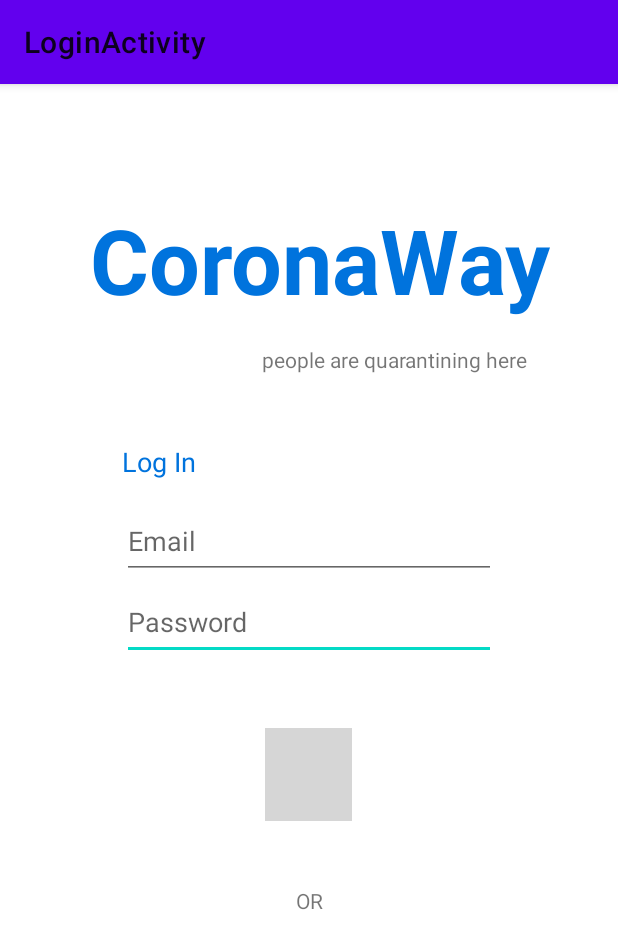
After one commit to Awkk/CoronaWay, an Android app: the LoginActivity screen opened directly, with no data from a screen before it, on a phone screen of 412 x 824 dp. The commit adds this screen. Shown: the top 949 px of the screen. Run offline under Robolectric (Android 15) with nearby library versions, the phone set to English and light mode, and no system bars; grey boxes are pictures that could not be loaded.

Commit message:
Login Activity.
data -> LoginDataSource, Repo, Result
data -> model -> LoggedInUser
ui\login -> LoginActivity, LoginFormState, LoginResult, LoginViewModel, LoginViewModelFactory
res -> layout -> activity_login.xml
values -> strings.xml updated, dimens.xml

Added implementations to gradle.build app for facebook and google for now.

```diff
--- a/app/build.gradle
+++ b/app/build.gradle
@@ -27,6 +27,10 @@ dependencies {
     implementation 'androidx.constraintlayout:constraintlayout:2.0.1'
     implementation 'com.google.android.material:material:1.2.1'
     implementation 'androidx.legacy:legacy-support-v4:1.0.0'
+    implementation 'androidx.annotation:annotation:1.1.0'
+    implementation 'androidx.lifecycle:lifecycle-extensions:2.1.0'
+    implementation 'com.facebook.android:facebook-android-sdk:[4,5)'
+    implementation 'com.google.android.gms:play-services:12.0.1'
     testImplementation 'junit:junit:4.12'
     androidTestImplementation 'androidx.test.ext:junit:1.1.2'
     androidTestImplementation 'androidx.test.espresso:espresso-core:3.3.0'
--- a/app/src/main/AndroidManifest.xml
+++ b/app/src/main/AndroidManifest.xml
@@ -9,6 +9,9 @@
         android:roundIcon="@mipmap/ic_launcher_round"
         android:supportsRtl="true"
         android:theme="@style/Theme.MaterialComponents.Light">
+        <activity
+            android:name=".ui.login.LoginActivity"
+            android:label="@string/title_activity_login"></activity>
         <activity android:name=".MainActivity">
             <intent-filter>
                 <action android:name="android.intent.action.MAIN" />
--- /dev/null
+++ b/app/src/main/java/com/awisme/coronaway/data/LoginRepository.java
@@ -0,0 +1,54 @@
+package com.awisme.coronaway.data;
+
+import com.awisme.coronaway.data.model.LoggedInUser;
+
+/**
+ * Class that requests authentication and user information from the remote data source and
+ * maintains an in-memory cache of login status and user credentials information.
+ */
+public class LoginRepository {
+
+    private static volatile LoginRepository instance;
+
+    private LoginDataSource dataSource;
+
+    // If user credentials will be cached in local storage, it is recommended it be encrypted
+    // @see https://developer.android.com/training/articles/keystore
+    private LoggedInUser user = null;
+
+    // private constructor : singleton access
+    private LoginRepository(LoginDataSource dataSource) {
+        this.dataSource = dataSource;
+    }
+
+    public static LoginRepository getInstance(LoginDataSource dataSource) {
+        if (instance == null) {
+            instance = new LoginRepository(dataSource);
+        }
+        return instance;
+    }
+
+    public boolean isLoggedIn() {
+        return user != null;
+    }
+
+    public void logout() {
+        user = null;
+        dataSource.logout();
+    }
+
+    private void setLoggedInUser(LoggedInUser user) {
+        this.user = user;
+        // If user credentials will be cached in local storage, it is recommended it be encrypted
+        // @see https://developer.android.com/training/articles/keystore
+    }
+
+    public Result<LoggedInUser> login(String username, String password) {
+        // handle login
+        Result<LoggedInUser> result = dataSource.login(username, password);
+        if (result instanceof Result.Success) {
+            setLoggedInUser(((Result.Success<LoggedInUser>) result).getData());
+        }
+        return result;
+    }
+}
--- /dev/null
+++ b/app/src/main/java/com/awisme/coronaway/ui/login/LoginActivity.java
@@ -0,0 +1,132 @@
+package com.awisme.coronaway.ui.login;
+
+import android.app.Activity;
+
+import androidx.lifecycle.Observer;
+import androidx.lifecycle.ViewModelProviders;
+
+import android.os.Bundle;
+
+import androidx.annotation.Nullable;
+import androidx.annotation.StringRes;
+import androidx.appcompat.app.AppCompatActivity;
+
+import android.text.Editable;
+import android.text.TextWatcher;
+import android.view.KeyEvent;
+import android.view.View;
+import android.view.inputmethod.EditorInfo;
+import android.widget.Button;
+import android.widget.EditText;
+import android.widget.ImageButton;
+import android.widget.ProgressBar;
+import android.widget.TextView;
+import android.widget.Toast;
+
+import com.awisme.coronaway.R;
+import com.awisme.coronaway.ui.login.LoginViewModel;
+import com.awisme.coronaway.ui.login.LoginViewModelFactory;
+
+public class LoginActivity extends AppCompatActivity {
+
+    private LoginViewModel loginViewModel;
+
+    @Override
+    public void onCreate(Bundle savedInstanceState) {
+        super.onCreate(savedInstanceState);
+        setContentView(R.layout.activity_login);
+        loginViewModel = ViewModelProviders.of(this, new LoginViewModelFactory())
+                .get(LoginViewModel.class);
+
+        final EditText usernameEditText = findViewById(R.id.username);
+        final EditText passwordEditText = findViewById(R.id.password);
+        final ImageButton loginButton = findViewById(R.id.login);
+        final ProgressBar loadingProgressBar = findViewById(R.id.loading);
+
+        loginViewModel.getLoginFormState().observe(this, new Observer<LoginFormState>() {
+            @Override
+            public void onChanged(@Nullable LoginFormState loginFormState) {
+                if (loginFormState == null) {
+                    return;
+                }
+                loginButton.setEnabled(loginFormState.isDataValid());
+                if (loginFormState.getUsernameError() != null) {
+                    usernameEditText.setError(getString(loginFormState.getUsernameError()));
+                }
+                if (loginFormState.getPasswordError() != null) {
+                    passwordEditText.setError(getString(loginFormState.getPasswordError()));
+                }
+            }
+        });
+
+        loginViewModel.getLoginResult().observe(this, new Observer<LoginResult>() {
+            @Override
+            public void onChanged(@Nullable LoginResult loginResult) {
+                if (loginResult == null) {
+                    return;
+                }
+                loadingProgressBar.setVisibility(View.GONE);
+                if (loginResult.getError() != null) {
+                    showLoginFailed(loginResult.getError());
+                }
+                if (loginResult.getSuccess() != null) {
+                    updateUiWithUser(loginResult.getSuccess());
+                }
+                setResult(Activity.RESULT_OK);
+
+                //Complete and destroy login activity once successful
+                finish();
+            }
+        });
+
+        TextWatcher afterTextChangedListener = new TextWatcher() {
+            @Override
+            public void beforeTextChanged(CharSequence s, int start, int count, int after) {
+                // ignore
+            }
+
+            @Override
+            public void onTextChanged(CharSequence s, int start, int before, int count) {
+                // ignore
+            }
+
+            @Override
+            public void afterTextChanged(Editable s) {
+                loginViewModel.loginDataChanged(usernameEditText.getText().toString(),
+                        passwordEditText.getText().toString());
+            }
+        };
+        usernameEditText.addTextChangedListener(afterTextChangedListener);
+        passwordEditText.addTextChangedListener(afterTextChangedListener);
+        passwordEditText.setOnEditorActionListener(new TextView.OnEditorActionListener() {
+
+            @Override
+            public boolean onEditorAction(TextView v, int actionId, KeyEvent event) {
+                if (actionId == EditorInfo.IME_ACTION_DONE) {
+                    loginViewModel.login(usernameEditText.getText().toString(),
+                            passwordEditText.getText().toString());
+                }
+                return false;
+            }
+        });
+
+        loginButton.setOnClickListener(new View.OnClickListener() {
+            @Override
+            public void onClick(View v) {
+                loadingProgressBar.setVisibility(View.VISIBLE);
+                loginViewModel.login(usernameEditText.getText().toString(),
+                        passwordEditText.getText().toString());
+            }
+        });
+    }
+
+    private void updateUiWithUser(LoggedInUserView model) {
+        String welcome = getString(R.string.welcome) + model.getDisplayName();
+        // TODO : initiate successful logged in experience
+        Toast.makeText(getApplicationContext(), welcome, Toast.LENGTH_LONG).show();
+    }
+
+    private void showLoginFailed(@StringRes Integer errorString) {
+        Toast.makeText(getApplicationContext(), errorString, Toast.LENGTH_SHORT).show();
+    }
+}
--- /dev/null
+++ b/app/src/main/java/com/awisme/coronaway/ui/login/LoginViewModel.java
@@ -0,0 +1,70 @@
+package com.awisme.coronaway.ui.login;
+
+import androidx.lifecycle.LiveData;
+import androidx.lifecycle.MutableLiveData;
+import androidx.lifecycle.ViewModel;
+
+import android.util.Patterns;
+
+import com.awisme.coronaway.data.LoginRepository;
+import com.awisme.coronaway.data.Result;
+import com.awisme.coronaway.data.model.LoggedInUser;
+import com.awisme.coronaway.R;
+
+public class LoginViewModel extends ViewModel {
+
+    private MutableLiveData<LoginFormState> loginFormState = new MutableLiveData<>();
+    private MutableLiveData<LoginResult> loginResult = new MutableLiveData<>();
+    private LoginRepository loginRepository;
+
+    LoginViewModel(LoginRepository loginRepository) {
+        this.loginRepository = loginRepository;
+    }
+
+    LiveData<LoginFormState> getLoginFormState() {
+        return loginFormState;
+    }
+
+    LiveData<LoginResult> getLoginResult() {
+        return loginResult;
+    }
+
+    public void login(String username, String password) {
+        // can be launched in a separate asynchronous job
+        Result<LoggedInUser> result = loginRepository.login(username, password);
+
+        if (result instanceof Result.Success) {
+            LoggedInUser data = ((Result.Success<LoggedInUser>) result).getData();
+            loginResult.setValue(new LoginResult(new LoggedInUserView(data.getDisplayName())));
+        } else {
+            loginResult.setValue(new LoginResult(R.string.login_failed));
+        }
+    }
+
+    public void loginDataChanged(String username, String password) {
+        if (!isUserNameValid(username)) {
+            loginFormState.setValue(new LoginFormState(R.string.invalid_username, null));
+        } else if (!isPasswordValid(password)) {
+            loginFormState.setValue(new LoginFormState(null, R.string.invalid_password));
+        } else {
+            loginFormState.setValue(new LoginFormState(true));
+        }
+    }
+
+    // A placeholder username validation check
+    private boolean isUserNameValid(String username) {
+        if (username == null) {
+            return false;
+        }
+        if (username.contains("@")) {
+            return Patterns.EMAIL_ADDRESS.matcher(username).matches();
+        } else {
+            return !username.trim().isEmpty();
+        }
+    }
+
+    // A placeholder password validation check
+    private boolean isPasswordValid(String password) {
+        return password != null && password.trim().length() > 5;
+    }
+}
--- /dev/null
+++ b/app/src/main/java/com/awisme/coronaway/ui/login/LoginViewModelFactory.java
@@ -0,0 +1,26 @@
+package com.awisme.coronaway.ui.login;
+
+import androidx.lifecycle.ViewModel;
+import androidx.lifecycle.ViewModelProvider;
+import androidx.annotation.NonNull;
+
+import com.awisme.coronaway.data.LoginDataSource;
+import com.awisme.coronaway.data.LoginRepository;
+
+/**
+ * ViewModel provider factory to instantiate LoginViewModel.
+ * Required given LoginViewModel has a non-empty constructor
+ */
+public class LoginViewModelFactory implements ViewModelProvider.Factory {
+
+    @NonNull
+    @Override
+    @SuppressWarnings("unchecked")
+    public <T extends ViewModel> T create(@NonNull Class<T> modelClass) {
+        if (modelClass.isAssignableFrom(LoginViewModel.class)) {
+            return (T) new LoginViewModel(LoginRepository.getInstance(new LoginDataSource()));
+        } else {
+            throw new IllegalArgumentException("Unknown ViewModel class");
+        }
+    }
+}
--- /dev/null
+++ b/app/src/main/res/layout/activity_login.xml
@@ -0,0 +1,154 @@
+<?xml version="1.0" encoding="utf-8"?>
+<androidx.constraintlayout.widget.ConstraintLayout xmlns:android="http://schemas.android.com/apk/res/android"
+    xmlns:app="http://schemas.android.com/apk/res-auto"
+    xmlns:tools="http://schemas.android.com/tools"
+    android:id="@+id/container"
+    android:layout_width="match_parent"
+    android:layout_height="match_parent"
+    android:paddingLeft="@dimen/activity_horizontal_margin"
+    android:paddingTop="@dimen/activity_vertical_margin"
+    android:paddingRight="@dimen/activity_horizontal_margin"
+    android:paddingBottom="@dimen/activity_vertical_margin"
+    tools:context=".ui.login.LoginActivity">
+
+    <EditText
+        android:id="@+id/password"
+        android:layout_width="249dp"
+        android:layout_height="50dp"
+        android:layout_marginStart="24dp"
+        android:layout_marginTop="4dp"
+        android:layout_marginEnd="24dp"
+        android:autofillHints="@string/prompt_password"
+        android:hint="@string/prompt_password"
+        android:imeActionLabel="@string/action_sign_in_short"
+        android:imeOptions="actionDone"
+        android:inputType="textPassword"
+        android:selectAllOnFocus="true"
+        app:layout_constraintEnd_toEndOf="parent"
+        app:layout_constraintStart_toStartOf="parent"
+        app:layout_constraintTop_toBottomOf="@+id/username" />
+
+    <EditText
+        android:id="@+id/username"
+        android:layout_width="249dp"
+        android:layout_height="50dp"
+        android:layout_marginStart="24dp"
+        android:layout_marginTop="264dp"
+        android:layout_marginEnd="24dp"
+        android:autofillHints="@string/prompt_email"
+        android:hint="@string/prompt_email"
+        android:inputType="textEmailAddress"
+        android:selectAllOnFocus="true"
+        app:layout_constraintEnd_toEndOf="parent"
+        app:layout_constraintStart_toStartOf="parent"
+        app:layout_constraintTop_toTopOf="parent" />
+
+    <TextView
+        android:id="@+id/loginText"
+        android:layout_width="wrap_content"
+        android:layout_height="wrap_content"
+        android:layout_marginBottom="16dp"
+        android:text="@string/login_text"
+        android:textColor="#0073DD"
+        android:textSize="18sp"
+        app:layout_constraintBottom_toTopOf="@+id/username"
+        app:layout_constraintEnd_toEndOf="parent"
+        app:layout_constraintHorizontal_bias="0.198"
+        app:layout_constraintStart_toStartOf="parent" />
+
+    <ImageButton
+        android:id="@+id/login"
+        android:layout_width="58dp"
+        android:layout_height="62dp"
+        android:layout_gravity="start"
+        android:layout_marginStart="48dp"
+        android:layout_marginTop="16dp"
+        android:layout_marginEnd="48dp"
+        android:layout_marginBottom="64dp"
+        android:enabled="false"
+        android:contentDescription="@string/go_btn"
+        android:src="@drawable/login_icon"
+        app:layout_constraintBottom_toBottomOf="parent"
+        app:layout_constraintEnd_toEndOf="parent"
+        app:layout_constraintHorizontal_bias="0.498"
+        app:layout_constraintStart_toStartOf="parent"
+        app:layout_constraintTop_toBottomOf="@+id/password"
+        app:layout_constraintVertical_bias="0.131" />
+
+    <ProgressBar
+        android:id="@+id/loading"
+        android:layout_width="wrap_content"
+        android:layout_height="wrap_content"
+        android:layout_gravity="center"
+        android:layout_marginStart="32dp"
+        android:layout_marginTop="64dp"
+        android:layout_marginEnd="32dp"
+        android:layout_marginBottom="64dp"
+        android:visibility="gone"
+        app:layout_constraintBottom_toBottomOf="parent"
+        app:layout_constraintEnd_toEndOf="@+id/password"
+        app:layout_constraintStart_toStartOf="@+id/password"
+        app:layout_constraintTop_toTopOf="parent"
+        app:layout_constraintVertical_bias="0.3" />
+
+    <TextView
+        android:id="@+id/coronaway_text"
+        android:layout_width="wrap_content"
+        android:layout_height="wrap_content"
+        android:layout_marginBottom="40dp"
+        android:text="@string/coronaway_text"
+        android:textColor="#0073DD"
+        android:textSize="60sp"
+        android:textStyle="bold"
+        app:layout_constraintBottom_toTopOf="@+id/loginText"
+        app:layout_constraintEnd_toEndOf="parent"
+        app:layout_constraintHorizontal_bias="0.605"
+        app:layout_constraintStart_toStartOf="parent"
+        app:layout_constraintTop_toTopOf="parent"
+        app:layout_constraintVertical_bias="0.589" />
+
+    <EditText
+        android:id="@+id/quarantine_number"
+        android:layout_width="99dp"
+        android:layout_height="26dp"
+        android:layout_marginTop="17dp"
+        android:background="@null"
+        android:ems="10"
+        android:inputType="number"
+        android:textSize="14sp"
+        app:layout_constraintBottom_toTopOf="@+id/loginText"
+        app:layout_constraintEnd_toStartOf="@+id/coronaway_Quarantine_Info_Text"
+        app:layout_constraintHorizontal_bias="1.0"
+        app:layout_constraintStart_toStartOf="parent"
+        app:layout_constraintTop_toBottomOf="@+id/coronaway_text"
+        app:layout_constraintVertical_bias="0.0" />
+
+    <TextView
+        android:id="@+id/coronaway_Quarantine_Info_Text"
+        android:layout_width="wrap_content"
+        android:layout_height="wrap_content"
+        android:layout_marginTop="16dp"
+        android:layout_marginBottom="40dp"
+        android:text="@string/coronaway_quarantine_info_text"
+        app:layout_constraintBottom_toTopOf="@+id/loginText"
+        app:layout_constraintEnd_toEndOf="parent"
+        app:layout_constraintHorizontal_bias="0.784"
+        app:layout_constraintStart_toStartOf="parent"
+        app:layout_constraintTop_toBottomOf="@+id/coronaway_text"
+        app:layout_constraintVertical_bias="0.14" />
+
+    <TextView
+        android:id="@+id/or_text"
+        android:layout_width="57dp"
+        android:layout_height="34dp"
+        android:text="@string/or_text"
+        android:textAlignment="center"
+        android:textAllCaps="false"
+        app:layout_constraintBottom_toBottomOf="parent"
+        app:layout_constraintEnd_toEndOf="parent"
+        app:layout_constraintStart_toStartOf="parent"
+        app:layout_constraintTop_toBottomOf="@+id/login"
+        app:layout_constraintVertical_bias="0.19" />
+
+
+</androidx.constraintlayout.widget.ConstraintLayout>
--- /dev/null
+++ b/app/src/main/res/values/dimens.xml
@@ -0,0 +1,5 @@
+<resources>
+    <!-- Default screen margins, per the Android Design guidelines. -->
+    <dimen name="activity_horizontal_margin">16dp</dimen>
+    <dimen name="activity_vertical_margin">16dp</dimen>
+</resources>
--- a/app/src/main/res/values/strings.xml
+++ b/app/src/main/res/values/strings.xml
@@ -3,5 +3,18 @@
     <string name="menu_label_relax">Relax</string>
     <string name="menu_label_quarantine">Quarantine</string>
     <string name="menu_label_cases">Cases</string>
+    <string name="title_activity_login">LoginActivity</string>
+    <string name="prompt_email">Email</string>
+    <string name="prompt_password">Password</string>
+    <string name="action_sign_in_short">Sign in</string>
+    <string name="welcome">"Welcome !"</string>
+    <string name="invalid_username">Not a valid username</string>
+    <string name="invalid_password">Password must be >5 characters</string>
+    <string name="login_failed">"Login failed"</string>
+    <string name="login_text">Log In</string>
+    <string name="coronaway_text">CoronaWay </string >
+    <string name="coronaway_quarantine_info_text">people are quarantining here</string>
+    <string name="or_text">OR</string>
+    <string name="go_btn">go button</string>
 
 </resources>
```
Also changed, not shown: app/src/main/java/com/awisme/coronaway/data/LoginDataSource.java (added, +29 -0 lines), app/src/main/java/com/awisme/coronaway/data/Result.java (added, +48 -0 lines), app/src/main/java/com/awisme/coronaway/data/model/LoggedInUser.java (added, +23 -0 lines), app/src/main/java/com/awisme/coronaway/ui/login/LoginFormState.java (added, +40 -0 lines), app/src/main/java/com/awisme/coronaway/ui/login/LoginResult.java (added, +31 -0 lines).
